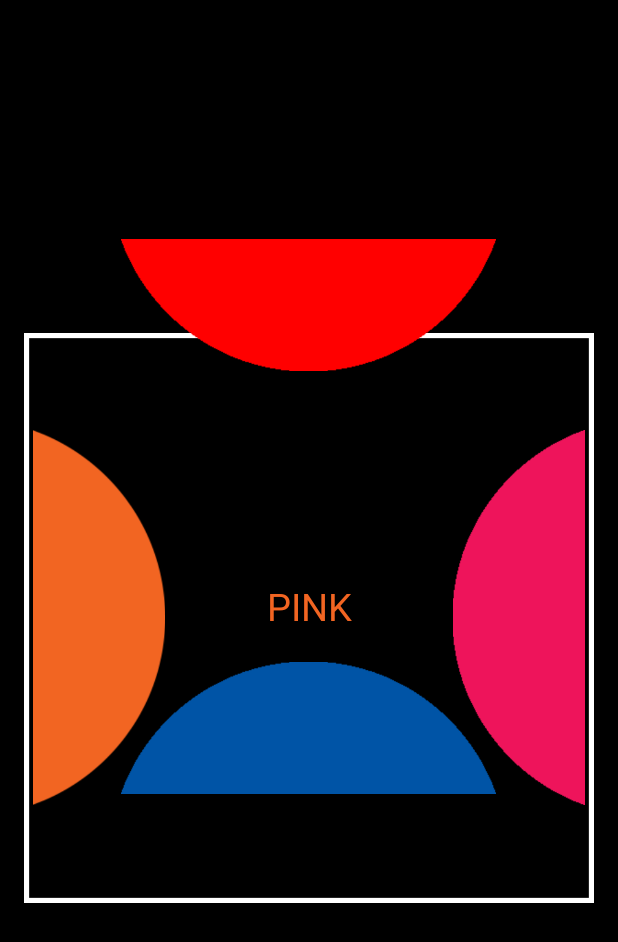
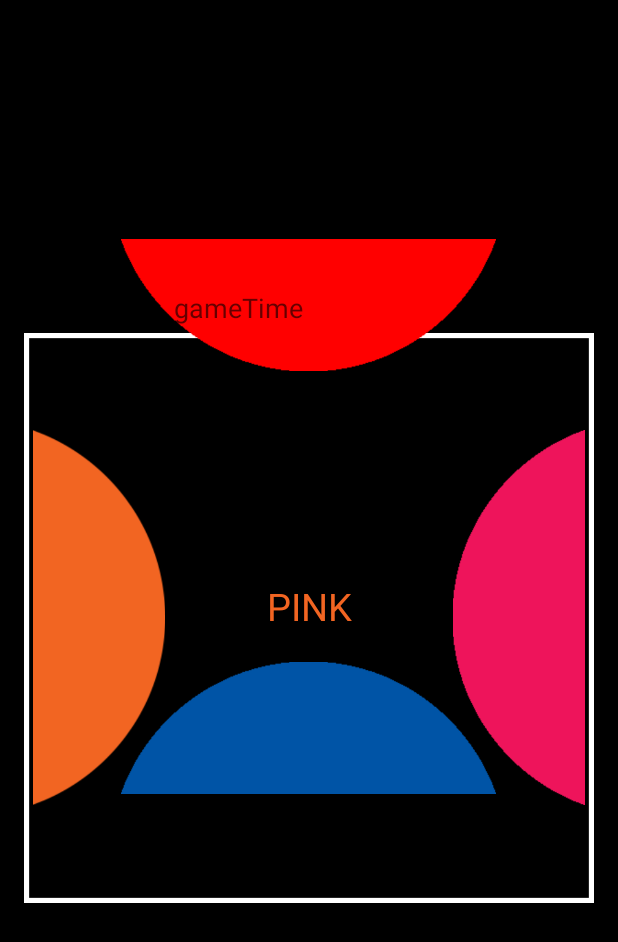
Before and after one commit to jerrinl/BrainScrew, an Android app: the GameplayActivity screen opened directly, with no data from a screen before it, after a tap on "gameBottom", on a phone screen of 412 x 824 dp. Shown: the top 942 px of the screen. Run offline under Robolectric (Android 15) with nearby library versions, the phone set to English and light mode, and no system bars.

Commit message:
storing game state, cleaned up onclick method a bit
every time user clicks screen itll reference the imageID. if correct
increment the score, if not then do nothing

```diff
--- a/BrainScrew/app/src/main/java/com/ics466/brainscrew/GameplayActivity.java
+++ b/BrainScrew/app/src/main/java/com/ics466/brainscrew/GameplayActivity.java
@@ -4,6 +4,7 @@ import android.graphics.Color;
 import android.media.Image;
 import android.support.v7.app.AppCompatActivity;
 import android.os.Bundle;
+import android.util.Log;
 import android.view.View;
 import android.widget.ImageView;
 import android.widget.TextView;
@@ -62,6 +63,8 @@ public class GameplayActivity extends AppCompatActivity {
 
     ImageView top, bot, left, right;
     TextView gameText;
+
+    int currentScore = 0;
 
 
 
@@ -127,7 +130,23 @@ public class GameplayActivity extends AppCompatActivity {
      */
     public void onClick(View view){
 
-        makeBorders(rand4());
+        makeBorders(rand4()); // sets the colors AND the game state
+
+        switch(view.getId()){
+            case R.id.gameTop:
+                if(currStatus[0] == colors[0]){
+                    scoreUp(true,true);
+                    Log.d("CORRECT TOP","tapped top object, correct");
+                }
+                break;
+            case R.id.gameBottom:
+                if(currStatus[0] == colors[1]){
+                    scoreUp(true,true);
+                }
+            default:
+                Log.d("DEFAULT","you fucked up");
+        }
+
     }
 
 
@@ -150,10 +169,10 @@ public class GameplayActivity extends AppCompatActivity {
         //colors are 4 random integers
         colors = list2.toArray(new Integer[list2.size()]);
 
-        System.out.println("Colors are " + colors[0] + " and " + colors[1] + " and " + colors[2] +
+        Log.d("COLOR SETTING","Colors are " + colors[0] + " and " + colors[1] + " and " + colors[2] +
                             " and " + colors[3]);
 
-        randText(rnd);
+        randText(rnd); // sets the current game state of randText and randHex.
 
 
         // returns a set of 4 colors.
@@ -165,12 +184,12 @@ public class GameplayActivity extends AppCompatActivity {
         int randText = colors[rnd.nextInt(4)];
         gameText.setText(colorNames[randText]);
 
-        currStatus[0] = randText;
+        currStatus[0] = randText; // corresponds to what WORD appears
 
         int randHex = colors[rnd.nextInt(4)];
         gameText.setTextColor(Color.parseColor(colorHex[randHex]));
 
-        currStatus[1] = randHex;
+        currStatus[1] = randHex; // what color
 
     }
 
@@ -180,6 +199,7 @@ public class GameplayActivity extends AppCompatActivity {
      */
     public void makeBorders(Integer[] choices){
 
+        Log.d("IMAGEVIEW","Making borders");
         System.out.println(choices[0]);
         System.out.println(choices[1]);
         System.out.println(choices[2]);
@@ -193,4 +213,20 @@ public class GameplayActivity extends AppCompatActivity {
 
 
     }
+
+
+    /*
+     * Affects the game state (score, time?)
+     *
+     */
+    public void scoreUp(boolean correct, boolean time){
+        if(correct){
+            currentScore += 100;
+            System.out.println(currentScore);
+        }
+        else{
+            // print 'wrong'?
+        }
+
+    }
 }
--- a/BrainScrew/app/src/main/res/layout/activity_gameplay.xml
+++ b/BrainScrew/app/src/main/res/layout/activity_gameplay.xml
@@ -60,7 +60,8 @@
         android:contentDescription="@string/gameright"
 
         android:alpha="1"
-        android:onClick="onClick" />
+        android:onClick="onClick"
+        android:contextClickable="true" />
 
     <TextView
         android:layout_width="100dp"
@@ -75,5 +76,16 @@
         android:textSize="25dp"
         android:onClick="onClick" />
 
+    <TextView
+        android:layout_width="wrap_content"
+        android:layout_height="wrap_content"
+        android:textAppearance="?android:attr/textAppearanceMedium"
+        android:text="gameTime"
+        android:id="@+id/textView"
+        android:layout_above="@+id/gameLeft"
+        android:layout_marginBottom="69dp"
+        android:singleLine="true"
+        android:layout_toEndOf="@+id/gameLeft" />
+
 
 </RelativeLayout>
```
